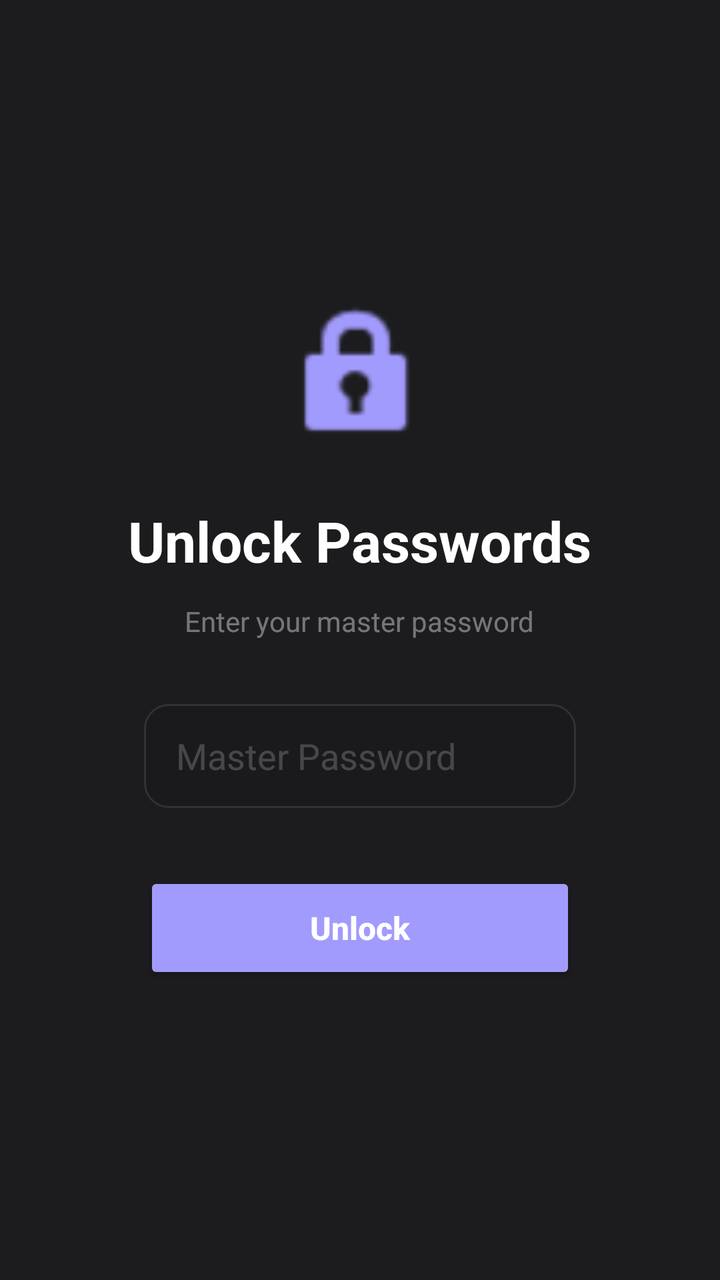
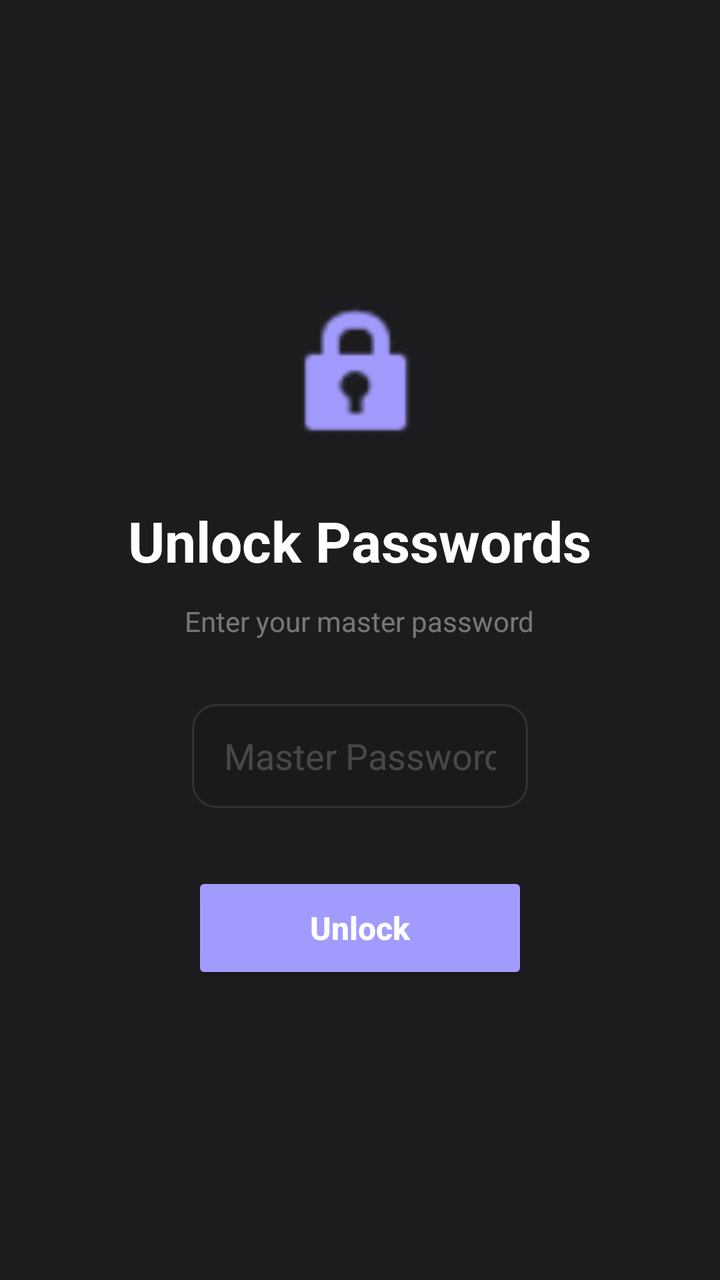

Compare the two renders of this Android layout. The source of the first and the diff that turns it into the second are given below.
<!-- AndroidManifest.xml: application theme Theme.LunaCoreOS -->
<!-- res/layout/activity_vault_lock.xml -->
<?xml version="1.0" encoding="utf-8"?>
<LinearLayout xmlns:android="http://schemas.android.com/apk/res/android"
    xmlns:app="http://schemas.android.com/apk/res-auto"
    android:layout_width="match_parent"
    android:layout_height="match_parent"
    android:orientation="vertical"
    android:gravity="center"
    android:fitsSystemWindows="true"
    android:background="@color/bg_dark"
    android:padding="48dp">

    <ImageView
        android:layout_width="80dp"
        android:layout_height="80dp"
        android:src="@android:drawable/ic_lock_idle_lock"
        app:tint="@color/accent_primary"
        android:layout_marginBottom="24dp" />

    <TextView
        android:id="@+id/tvVaultTitle"
        android:layout_width="wrap_content"
        android:layout_height="wrap_content"
        android:text="Unlock Passwords"
        android:textSize="28sp"
        android:textColor="@color/text_primary"
        android:textStyle="bold"
        android:layout_marginBottom="12dp" />

    <TextView
        android:id="@+id/tvVaultDesc"
        android:layout_width="wrap_content"
        android:layout_height="wrap_content"
        android:text="Enter your master password"
        android:textSize="14sp"
        android:textColor="@color/text_muted"
        android:layout_marginBottom="32dp"
        android:textAlignment="center" />

    <EditText
        android:id="@+id/etMasterPassword"
        android:layout_width="match_parent"
        android:layout_height="52dp"
        android:layout_marginHorizontal="24dp"
        android:background="@drawable/input_background"
        android:hint="Master Password"
        android:textColor="@color/text_primary"
        android:textColorHint="@color/text_hint"
        android:paddingHorizontal="16dp"
        android:inputType="textPassword"
        android:layout_marginBottom="24dp" />

    <Button
        android:id="@+id/btnUnlock"
        android:layout_width="match_parent"
        android:layout_height="56dp"
        android:layout_marginHorizontal="24dp"
        android:backgroundTint="@color/accent_primary"
        android:text="Unlock"
        android:textColor="@color/text_primary"
        android:textSize="16sp"
        android:textStyle="bold"
        android:textAllCaps="false"
        android:layout_marginTop="8dp" />

    <TextView
        android:id="@+id/tvError"
        android:layout_width="wrap_content"
        android:layout_height="wrap_content"
        android:textColor="@color/danger"
        android:layout_marginTop="16dp"
        android:visibility="gone" />

</LinearLayout>
<!-- resources referenced by this layout -->
<resources>
  <color name="accent_primary">#FFA29BFE</color>
  <color name="bg_dark">#FF1C1C1E</color>
  <color name="danger">#FFEF4444</color>
  <color name="text_hint">#33FFFFFF</color>
  <color name="text_muted">#66FFFFFF</color>
  <color name="text_primary">#FFFFFFFF</color>
  <!-- drawable input_background (drawable) -->
  <?xml version="1.0" encoding="utf-8"?>
  <shape xmlns:android="http://schemas.android.com/apk/res/android"
      android:shape="rectangle">
      <solid android:color="@color/bg_input" />
      <corners android:radius="12dp" />
      <stroke android:width="1dp" android:color="@color/border_subtle" />
  </shape>
  <style name="Theme.LunaCoreOS" parent="Theme.MaterialComponents.DayNight.NoActionBar">
          <item name="colorPrimary">@color/accent_primary</item>
          <item name="colorPrimaryDark">@color/status_bar</item>
          <item name="colorAccent">@color/accent_primary</item>
          <item name="android:windowBackground">@color/bg_dark</item>
          <item name="android:statusBarColor">@color/status_bar</item>
          <item name="android:navigationBarColor">@color/bg_dark</item>
          <item name="android:windowLightStatusBar">false</item>
      </style>
  <color name="bg_input">#FF1A1A1C</color>
  <color name="border_subtle">#1AFFFFFF</color>
  <color name="status_bar">#FF121214</color>
</resources>

<!-- the commit's change to res/layout/activity_vault_lock.xml (unified diff, before → after) -->
@@ -40,7 +40,7 @@
         android:id="@+id/etMasterPassword"
         android:layout_width="match_parent"
         android:layout_height="52dp"
-        android:layout_marginHorizontal="24dp"
+        android:layout_marginHorizontal="48dp"
         android:background="@drawable/input_background"
         android:hint="Master Password"
         android:textColor="@color/text_primary"
@@ -53,7 +53,7 @@
         android:id="@+id/btnUnlock"
         android:layout_width="match_parent"
         android:layout_height="56dp"
-        android:layout_marginHorizontal="24dp"
+        android:layout_marginHorizontal="48dp"
         android:backgroundTint="@color/accent_primary"
         android:text="Unlock"
         android:textColor="@color/text_primary"
